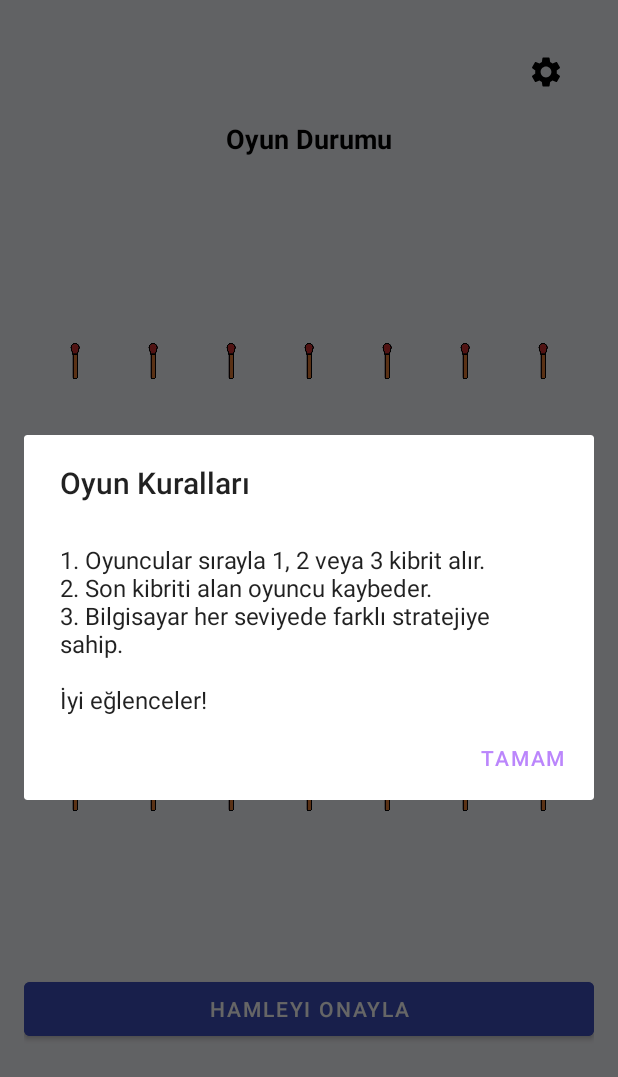
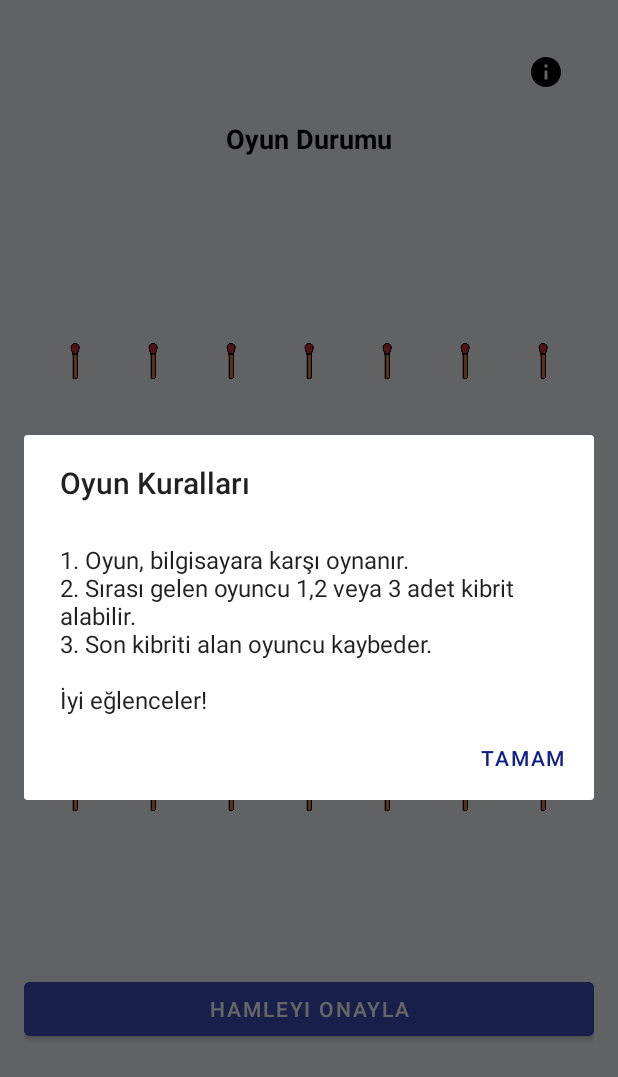
Before and after one commit to hilaltokgoz/IntellegenceGames, an Android app: the MatchstickGameFragment screen opened through its navigation route, after a tap on "Ayarlar", on a phone screen of 412 x 824 dp. Shown: the top 1077 px of the screen. Run offline under Robolectric (Android 15) with nearby library versions, the light colour scheme and no system bars; our stand-ins replace navigation-ui; Roboto replaces fonts that are not available here; 1 other tap on this screen came first.

Commit message:
kibrit oyunu dialog eklendi

```diff
--- a/app/src/main/java/com/gloory/intellegencegames/view/MatchstickGameFragment.kt
+++ b/app/src/main/java/com/gloory/intellegencegames/view/MatchstickGameFragment.kt
@@ -11,6 +11,7 @@ import android.widget.GridLayout
 import android.widget.ImageView
 import android.widget.LinearLayout
 import android.widget.TextView
+import androidx.core.content.ContextCompat
 import androidx.navigation.fragment.findNavController
 import com.gloory.intellegencegames.R
 import com.gloory.intellegencegames.databinding.FragmentMatchingGameBinding
@@ -62,16 +63,20 @@ class MatchstickGameFragment : Fragment() {
     private fun showGameRulesDialog() {
         val builder = AlertDialog.Builder(requireContext())
         builder.setTitle("Oyun Kuralları")
-        builder.setMessage("\n1. Oyuncular sırayla 1, 2 veya 3 kibrit alır.\n" +
-                "2. Son kibriti alan oyuncu kaybeder.\n" +
-                "3. Bilgisayar her seviyede farklı stratejiye sahip.\n\nİyi eğlenceler!")
+        builder.setMessage("\n1. Oyun, bilgisayara karşı oynanır.\n" +
+                "2. Sırası gelen oyuncu 1,2 veya 3 adet kibrit alabilir.\n" +
+                "3. Son kibriti alan oyuncu kaybeder.\n\nİyi eğlenceler!")
 
         builder.setPositiveButton("Tamam") { dialog, _ ->
             dialog.dismiss()
         }
 
         val dialog = builder.create()
+        dialog.setCancelable(false)
         dialog.show()
+        // PositiveButton'a erişim ve renk değiştirme
+        dialog.getButton(AlertDialog.BUTTON_POSITIVE).setTextColor(
+            ContextCompat.getColor(requireContext(), R.color.blue_dark))
     }
 
 
--- /dev/null
+++ b/app/src/main/res/drawable/ic_info.xml
@@ -0,0 +1,5 @@
+<vector xmlns:android="http://schemas.android.com/apk/res/android" android:height="24dp" android:tint="#000000" android:viewportHeight="24" android:viewportWidth="24" android:width="24dp">
+
+    <path android:fillColor="@android:color/white" android:pathData="M12,2C6.48,2 2,6.48 2,12s4.48,10 10,10 10,-4.48 10,-10S17.52,2 12,2zM13,17h-2v-6h2v6zM13,9h-2L11,7h2v2z"/>
+
+</vector>
--- a/app/src/main/res/layout/fragment_matchstick_game.xml
+++ b/app/src/main/res/layout/fragment_matchstick_game.xml
@@ -15,7 +15,7 @@
         android:layout_marginEnd="20dp"
 
         android:layout_gravity="end"
-        android:src="@drawable/ic_settings"
+        android:src="@drawable/ic_info"
         android:contentDescription="Ayarlar" />
     <TextView
         android:id="@+id/tv_game_status"
```
